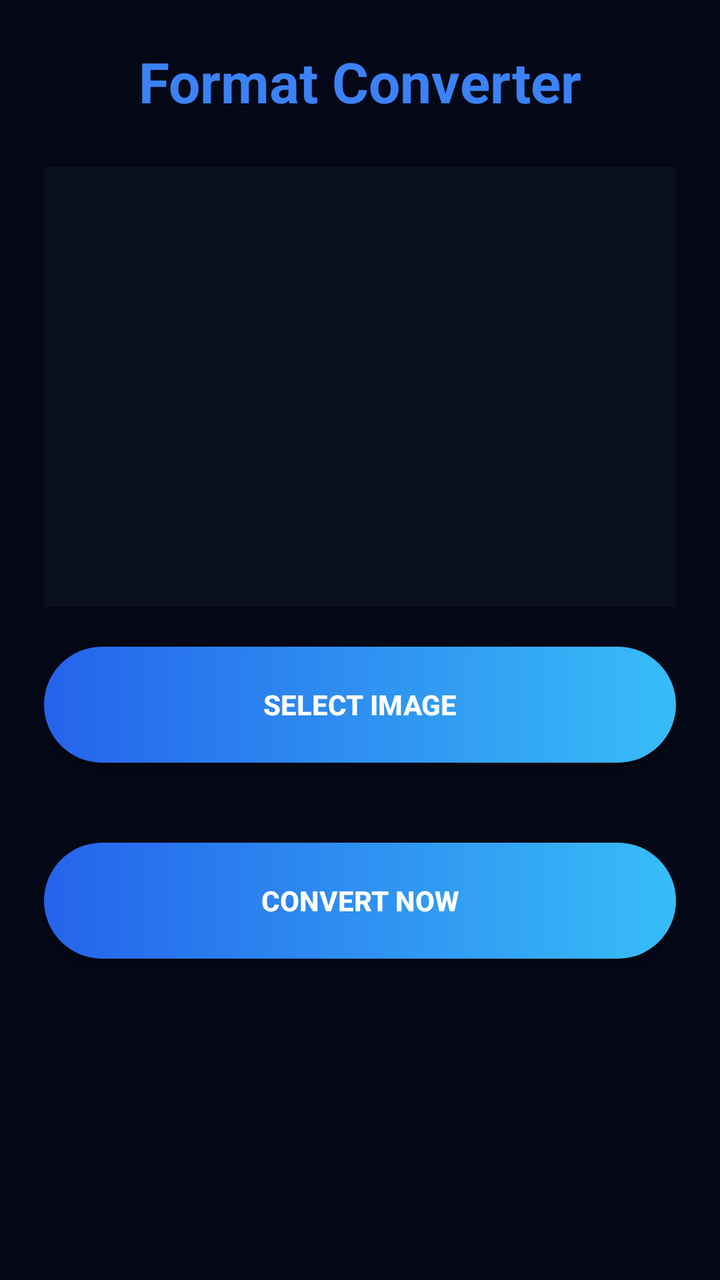
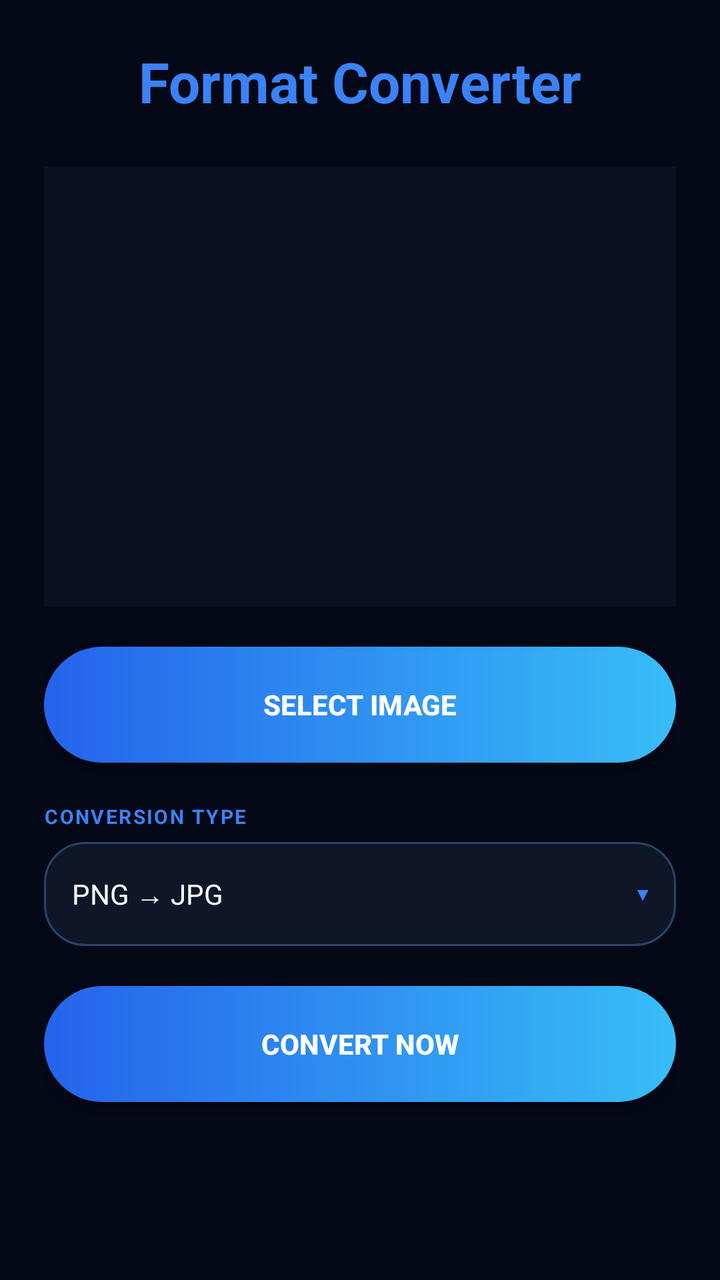

Two renders of the same Android screen: before a commit and after it. Below are the layout's source before the change and the commit's diff.
<!-- AndroidManifest.xml: application theme AppTheme -->
<!-- res/layout/activity_format_converter.xml -->
<?xml version="1.0" encoding="utf-8"?>
<ScrollView xmlns:android="http://schemas.android.com/apk/res/android"
    android:layout_width="match_parent"
    android:layout_height="match_parent"
    android:background="#050816"
    android:fillViewport="true">

    <LinearLayout
        android:layout_width="match_parent"
        android:layout_height="wrap_content"
        android:orientation="vertical"
        android:padding="22dp">

        <TextView
            android:layout_width="wrap_content"
            android:layout_height="wrap_content"
            android:text="Format Converter"
            android:textColor="#3B82F6"
            android:textSize="28sp"
            android:textStyle="bold"
            android:layout_gravity="center_horizontal"
            android:layout_marginBottom="24dp"/>

        <ImageView
            android:id="@+id/imagePreview"
            android:layout_width="match_parent"
            android:layout_height="220dp"
            android:background="#0A1020"
            android:scaleType="centerCrop"/>

        <Button
            android:id="@+id/selectButton"
            android:layout_width="match_parent"
            android:layout_height="58dp"
            android:text="SELECT IMAGE"
            android:textAllCaps="false"
            android:textStyle="bold"
            android:textColor="#FFFFFF"
            android:layout_marginTop="20dp"
            android:background="@drawable/button_bg"/>

        <Spinner
            android:id="@+id/formatSpinner"
            android:layout_width="match_parent"
            android:layout_height="wrap_content"
            android:layout_marginTop="20dp"
            android:background="#FFFFFF"/>

        <Button
            android:id="@+id/convertButton"
            android:layout_width="match_parent"
            android:layout_height="58dp"
            android:text="CONVERT NOW"
            android:textAllCaps="false"
            android:textStyle="bold"
            android:textColor="#FFFFFF"
            android:layout_marginTop="20dp"
            android:background="@drawable/button_bg"/>

        <TextView
            android:id="@+id/resultText"
            android:layout_width="wrap_content"
            android:layout_height="wrap_content"
            android:text=""
            android:textColor="#00FFB7"
            android:textSize="16sp"
            android:layout_marginTop="20dp"/>

    </LinearLayout>

</ScrollView>
<!-- resources referenced by this layout -->
<resources>
  <!-- drawable button_bg (drawable) -->
  <?xml version="1.0" encoding="utf-8"?>
  <shape xmlns:android="http://schemas.android.com/apk/res/android">
  
      <gradient
          android:startColor="#2563EB"
          android:endColor="#38BDF8"
          android:angle="0"/>
  
      <corners android:radius="30dp"/>
  
  </shape>
  <style name="AppTheme" parent="Theme.AppCompat.Light.NoActionBar">
  
          <item name="colorPrimary">#050816</item>
  
          <item name="colorPrimaryDark">#050816</item>
  
          <item name="colorAccent">#3B82F6</item>
  
      </style>
</resources>

<!-- the commit's change to res/layout/activity_format_converter.xml (unified diff, before → after) -->
@@ -39,12 +39,45 @@
             android:layout_marginTop="20dp"
             android:background="@drawable/button_bg"/>
 
-        <Spinner
-            android:id="@+id/formatSpinner"
+        <TextView
+            android:layout_width="wrap_content"
+            android:layout_height="wrap_content"
+            android:text="CONVERSION TYPE"
+            android:textColor="#3B82F6"
+            android:textSize="10sp"
+            android:textStyle="bold"
+            android:letterSpacing="0.08"
+            android:layout_marginTop="20dp"
+            android:layout_marginBottom="6dp" />
+
+        <LinearLayout
+            android:id="@+id/formatSelectorRow"
             android:layout_width="match_parent"
-            android:layout_height="wrap_content"
-            android:layout_marginTop="20dp"
-            android:background="#FFFFFF"/>
+            android:layout_height="52dp"
+            android:orientation="horizontal"
+            android:gravity="center_vertical"
+            android:paddingLeft="14dp"
+            android:paddingRight="14dp"
+            android:background="@drawable/input_bg">
+
+            <TextView
+                android:id="@+id/selectedFormatText"
+                android:layout_width="0dp"
+                android:layout_height="wrap_content"
+                android:layout_weight="1"
+                android:text="PNG → JPG"
+                android:textColor="#FFFFFF"
+                android:textSize="14sp" />
+
+            <TextView
+                android:layout_width="wrap_content"
+                android:layout_height="wrap_content"
+                android:text="▾"
+                android:textColor="#3B82F6"
+                android:textSize="16sp"
+                android:textStyle="bold" />
+
+        </LinearLayout>
 
         <Button
             android:id="@+id/convertButton"
<!-- resource entries referenced after the edit -->
@@ -12,6 +12,19 @@
       <corners android:radius="30dp"/>
   
   </shape>
+  <!-- drawable input_bg (drawable) -->
+  <?xml version="1.0" encoding="utf-8"?>
+  <shape xmlns:android="http://schemas.android.com/apk/res/android">
+  
+      <solid android:color="#0E1628"/>
+  
+      <corners android:radius="20dp"/>
+  
+      <stroke
+          android:width="1dp"
+          android:color="#24476D"/>
+  
+  </shape>
   <style name="AppTheme" parent="Theme.AppCompat.Light.NoActionBar">
   
           <item name="colorPrimary">#050816</item>
